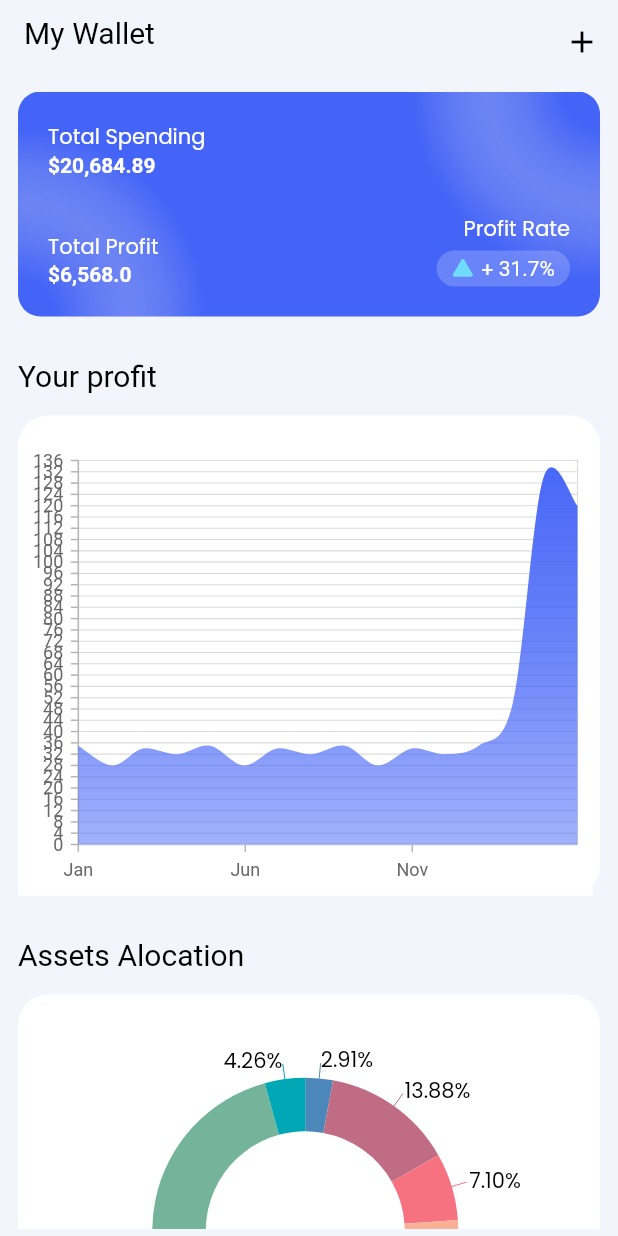
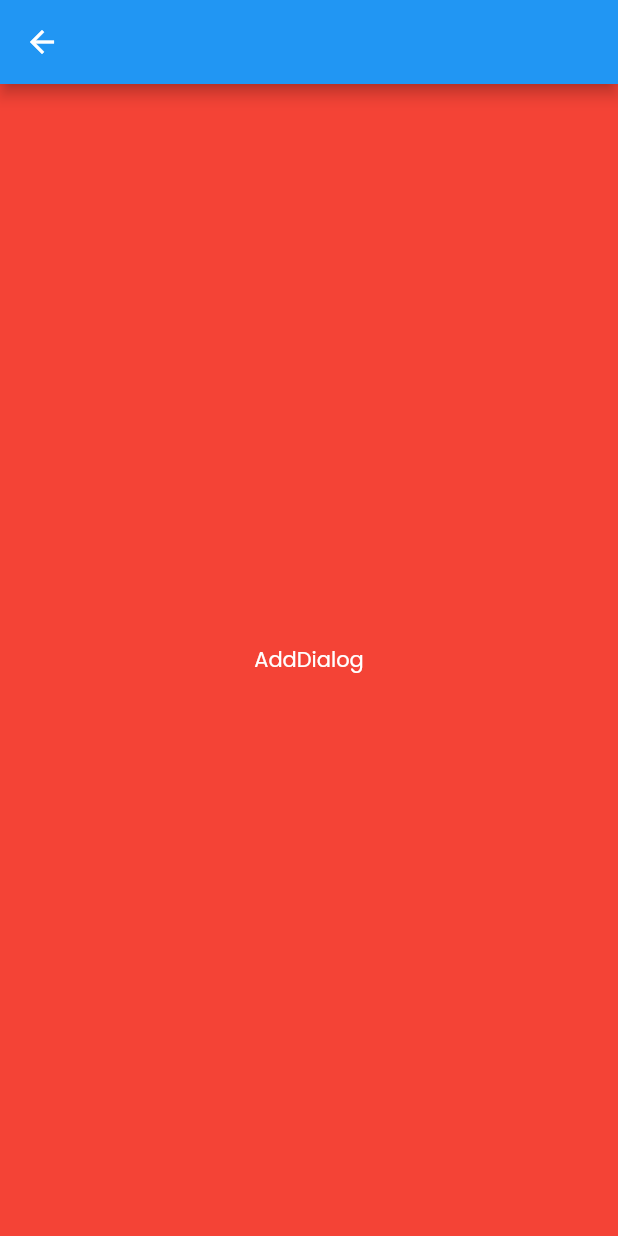
Before and after one commit to alikhleel/Trading-Wallet, a Flutter app: the screen it shows after launch, after a tap on the "add" icon, on a phone screen of 412 x 824 dp. Run offline on Flutter 3.47's test engine with Material 2 defaults, Android fonts, the phone set to English and light mode, and no system bars; our stand-ins replace flutter_svg, modal_bottom_sheet, syncfusion_flutter_charts.

Commit message:
add AddTradeDialog page

```diff
--- a/lib/presentation/screens/home/home.dart
+++ b/lib/presentation/screens/home/home.dart
@@ -1,5 +1,7 @@
 import 'package:flutter/material.dart';
+import 'package:modal_bottom_sheet/modal_bottom_sheet.dart';
 import 'package:trading_wallet/fixtures/fake_data.dart';
+import 'package:trading_wallet/presentation/screens/home/widgets/add_trade/add_trade_dialog.dart';
 import '../../widgets/card.dart';
 import 'widgets/profit_card/assets_alocation_chart.dart';
 import 'widgets/profit_card/profit_chart.dart';
@@ -21,7 +23,7 @@ class HomePage extends StatelessWidget {
           ),
           actions: [
             IconButton(
-                onPressed: () {},
+                onPressed: () => showAddTradeDialog(context),
                 icon: const Icon(
                   Icons.add,
                   color: Colors.black,
@@ -50,4 +52,14 @@ class HomePage extends StatelessWidget {
           ),
         ));
   }
+
+  Future<dynamic> showAddTradeDialog(BuildContext context) {
+    // This function will push new Widget to the Navigator
+    return showMaterialModalBottomSheet(
+        expand: true,
+        context: context,
+        builder: (context) {
+          return const AddTradeDialog();
+        });
+  }
 }
--- /dev/null
+++ b/lib/presentation/screens/home/widgets/add_trade/add_trade_dialog.dart
@@ -0,0 +1,22 @@
+import 'package:flutter/material.dart';
+
+class AddTradeDialog extends StatelessWidget {
+  const AddTradeDialog({Key? key}) : super(key: key);
+
+  @override
+  Widget build(BuildContext context) {
+    return Scaffold(
+      appBar: AppBar(
+          leading: IconButton(
+        onPressed: () {
+          Navigator.pop(context);
+        },
+        icon: const Icon(Icons.arrow_back),
+      )),
+      body: Container(
+        color: Colors.red,
+        child: const Center(child: Text("AddDialog")),
+      ),
+    );
+  }
+}
--- a/pubspec.yaml
+++ b/pubspec.yaml
@@ -36,6 +36,7 @@ dependencies:
   cupertino_icons: ^1.0.2
   flutter_svg: ^1.0.3
   syncfusion_flutter_charts: ^19.4.55
+  modal_bottom_sheet: ^2.0.1
 
 dev_dependencies:
   flutter_test:
```
Also changed, not shown: pubspec.lock.
